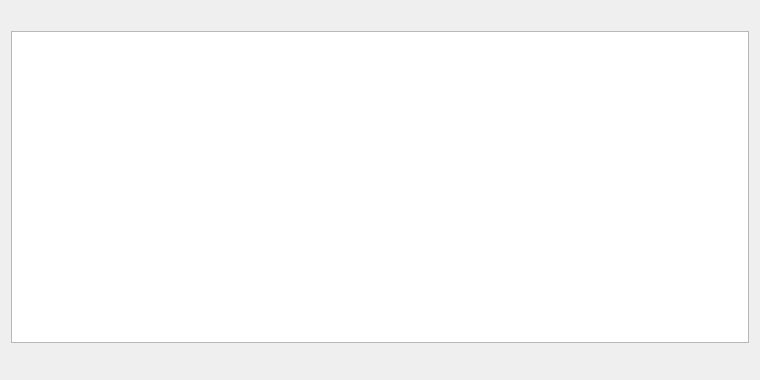
First picture: the form in src/qt/forms/addressbookpage.ui, repository NicoDFS/FGC-1.2.5, before the edit.
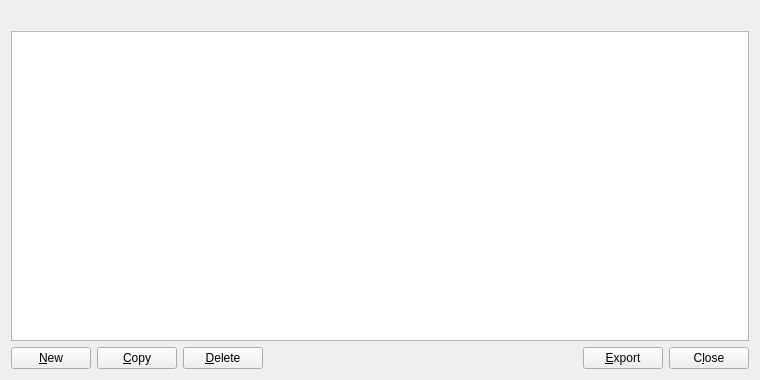
Second picture: the form after the edit. Icons and pictures are not drawn. Custom widgets are drawn as their Qt base class.

```diff
--- a/src/qt/forms/addressbookpage.ui
+++ b/src/qt/forms/addressbookpage.ui
@@ -89,12 +89,12 @@
    <item>
     <layout class="QHBoxLayout" name="horizontalLayout">
      <item>
-      <widget class="QtMaterialFlatButton" name="newAddress" native="true">
+      <widget class="QPushButton" name="newAddress">
        <property name="toolTip">
         <string>Create a new address</string>
        </property>
-       <property name="text" stdset="0">
-        <string>New</string>
+       <property name="text">
+        <string>&amp;New</string>
        </property>
        <property name="icon" stdset="0">
         <iconset resource="../fantasygold.qrc">
@@ -106,12 +106,12 @@
       </widget>
      </item>
      <item>
-      <widget class="QtMaterialFlatButton" name="copyAddress" native="true">
+      <widget class="QPushButton" name="copyAddress">
        <property name="toolTip">
         <string>Copy the currently selected address to the system clipboard</string>
        </property>
-       <property name="text" stdset="0">
-        <string>Copy</string>
+       <property name="text">
+        <string>&amp;Copy</string>
        </property>
        <property name="icon" stdset="0">
         <iconset resource="../fantasygold.qrc">
@@ -123,12 +123,12 @@
       </widget>
      </item>
      <item>
-      <widget class="QtMaterialFlatButton" name="deleteAddress" native="true">
+      <widget class="QPushButton" name="deleteAddress">
        <property name="toolTip">
         <string>Delete the currently selected address from the list</string>
        </property>
-       <property name="text" stdset="0">
-        <string>Delete</string>
+       <property name="text">
+        <string>&amp;Delete</string>
        </property>
        <property name="icon" stdset="0">
         <iconset resource="../fantasygold.qrc">
@@ -153,12 +153,12 @@
       </spacer>
      </item>
      <item>
-      <widget class="QtMaterialFlatButton" name="exportButton" native="true">
+      <widget class="QPushButton" name="exportButton">
        <property name="toolTip">
         <string>Export the data in the current tab to a file</string>
        </property>
-       <property name="text" stdset="0">
-        <string>Export</string>
+       <property name="text">
+        <string>&amp;Export</string>
        </property>
        <property name="icon" stdset="0">
         <iconset resource="../fantasygold.qrc">
@@ -170,15 +170,15 @@
       </widget>
      </item>
      <item>
-      <widget class="QtMaterialFlatButton" name="closeButton" native="true">
+      <widget class="QPushButton" name="closeButton">
        <property name="sizePolicy">
         <sizepolicy hsizetype="Minimum" vsizetype="Minimum">
          <horstretch>0</horstretch>
          <verstretch>0</verstretch>
         </sizepolicy>
        </property>
-       <property name="text" stdset="0">
-        <string>Close</string>
+       <property name="text">
+        <string>C&amp;lose</string>
        </property>
        <property name="autoDefault" stdset="0">
         <bool>false</bool>
@@ -189,13 +189,6 @@
    </item>
   </layout>
  </widget>
- <customwidgets>
-  <customwidget>
-   <class>QtMaterialFlatButton</class>
-   <extends>QWidget</extends>
-   <header>qtmaterialflatbutton.h</header>
-  </customwidget>
- </customwidgets>
  <resources>
   <include location="../fantasygold.qrc"/>
  </resources>
```
Left out of the diff: 18 changed lines with no effect on the pictures.
